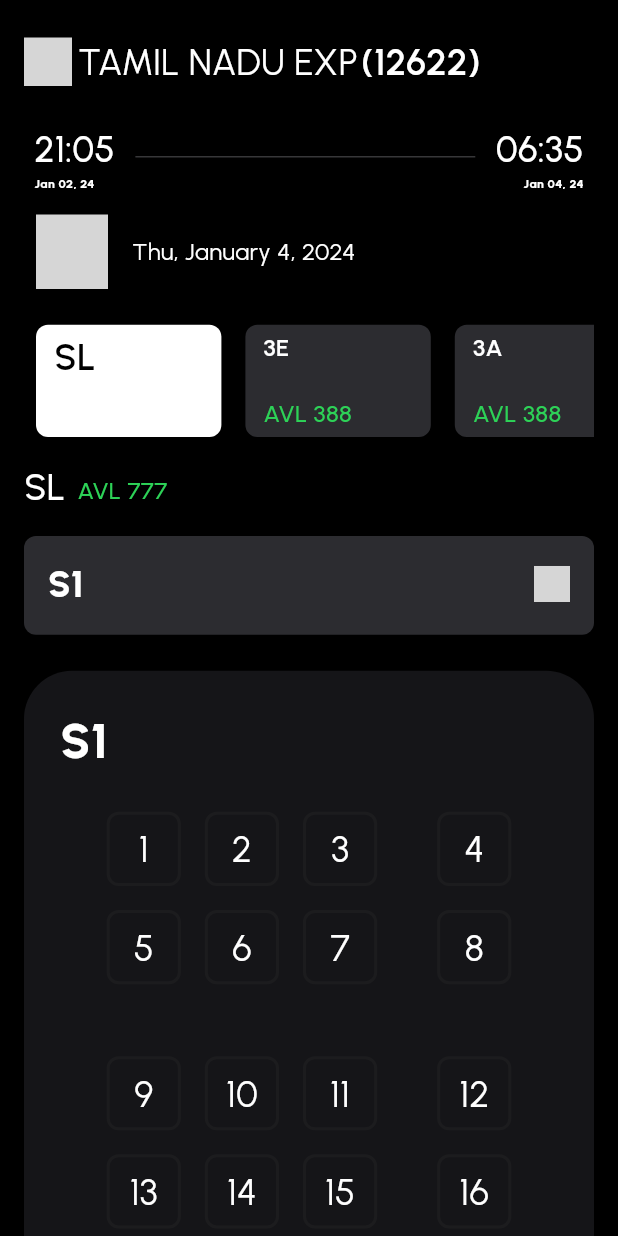
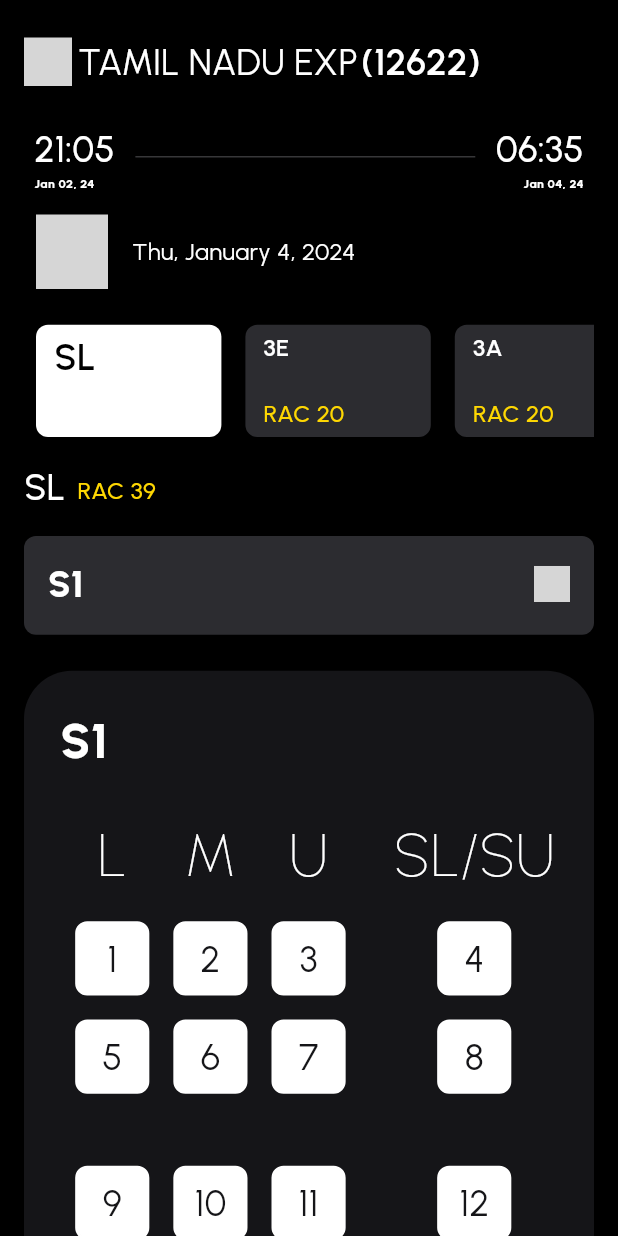
Before and after one commit to Sama-3l/BharatRail, a Flutter app: the screen it shows after launch, after a tap on "LOAD TRAINS", after a tap on "SL", on a phone screen of 412 x 824 dp. Run offline on Flutter 3.47's test engine with Material 3 defaults, Android fonts, the phone set to English and light mode, and no system bars; our stand-ins replace bloc, flutter_bloc; missing offline and left inert: iconify_flutter; statements that could not run were skipped; grey boxes are pictures that could not be loaded.

Commit message:
Added randomized booked tickets

```diff
--- /dev/null
+++ b/lib/business_logic/cubits/cubit/ticket_selected_cubit.dart
@@ -0,0 +1,9 @@
+import 'package:bloc/bloc.dart';
+
+part 'ticket_selected_state.dart';
+
+class TicketSelectedCubit extends Cubit<TicketSelectedState> {
+  TicketSelectedCubit() : super(TicketSelectedInitial());
+
+  onSelectingTicket() => emit(SelectTicketState());
+}
--- /dev/null
+++ b/lib/business_logic/cubits/cubit/ticket_selected_state.dart
@@ -0,0 +1,7 @@
+part of 'ticket_selected_cubit.dart';
+
+class TicketSelectedState {}
+
+class TicketSelectedInitial extends TicketSelectedState {}
+
+class SelectTicketState extends TicketSelectedState {}
--- a/lib/constants/constants.dart
+++ b/lib/constants/constants.dart
@@ -18,14 +18,16 @@
 
 // Each letter correspond to their index in the seats list in Seats object
 Map<int, String> seatTypeIndex = {
-  0 : "U",
+  0 : "L",
   1 : "M",
-  2 : "L",
+  2 : "U",
   3 : "SL/SU"
 };
 
 const int numberOfCompartmentsInBogey = 9;
+int totalNumberOfRows = 2 * numberOfCompartmentsInBogey;  //2 rows in each bogey
 
+const double fontSizeHeadingMedium = 40.0;
 const double fontSizeHeading = 32.0;
 const double fontSizeLarge = 24.0;
 const double fontSizeMedium = 16.0;
--- a/lib/functions/functions.dart
+++ b/lib/functions/functions.dart
@@ -1,4 +1,6 @@
 // ignore_for_file: use_build_context_synchronously
+
+import 'dart:math';
 
 import 'package:bharatrail/business_logic/cubits/ChangeDateCubit/change_date_cubit.dart';
 import 'package:bharatrail/business_logic/cubits/ClassUpdatedCubit/class_update_cubit_cubit.dart';
@@ -17,6 +19,7 @@
 import 'package:bharatrail/presentation/pages/buy_ticket.dart';
 import 'package:bharatrail/presentation/pages/city_select.dart';
 import 'package:bharatrail/presentation/widgets/ticket_block.dart';
+import 'package:bharatrail/presentation/widgets/ticket_class_head.dart';
 import 'package:flutter/material.dart';
 import 'package:flutter_bloc/flutter_bloc.dart';
 
@@ -67,6 +70,7 @@
             0 // WL - (This increases when AVAIL AND RAC ARE FINISHED)
           ],
           coaches: initiateCoaches(thisClass.key, thisClass.value)));
+      randomSeatAllocation(classes.last);
     }
     return classes;
   }
@@ -98,8 +102,9 @@
               dialogBackgroundColor: theme.surfaceElevated,
               colorScheme: ColorScheme.light(
                 primary: theme.surfaceGrey3, // header background color
-                onPrimary: theme.labelWhite, // header text color
                 onSurface: theme.labelWhite, // body text color
+                secondary: theme.labelWhite,
+                onSecondary: theme.labelWhite, // header text color
               ),
               textTheme: TextTheme(
                 headlineMedium:
@@ -124,7 +129,6 @@
   // OnChanged of DropDownMenus (city_select_widget.dart)
   void onCitySelection(
       BuildContext context, User user, String? newValue, bool depCity) {
-
     // Checks if the code is supposed to change the departing or arrival city
     // Then checks if the user is trying to set both the cities as same and avoids that
     if (depCity) {
@@ -171,26 +175,127 @@
   }
 
   // Loads the seats correctly (ticket_grid.dart)
-  Seats loadTicketLists(Seats seats, User user, DarkTheme theme) {
+  Seats loadTicketLists(
+      Seats seats, User user, DarkTheme theme, Coach currCoach) {
     seats.init(seats);
     List<bool> seatAvail = user.tickets[0].coach!.seats;
+    int numberOfSeatsInOneRow = allClasses[user.tickets[0].seatClass]!;
     int p = 0;
+
     while (p < seatAvail.length) {
-      seats.seats[p % allClasses[user.tickets[0].seatClass]!].add(
-          TicketGridItem(
-              index: p,
-              theme: theme,
-              padding: ((p / allClasses[user.tickets[0].seatClass]!) % 2)
-                              .floor() !=
-                          0 &&
-                      (p / allClasses[user.tickets[0].seatClass]!).floor() !=
-                          (2 * numberOfCompartmentsInBogey - 1)
-                  ? setPadding(left: 8, right: 8, bottom: 48)
-                  : setPadding(left: 8, right: 8, bottom: 16),
-              booked: false,
-              selected: seatAvail[p]));
+      int rowIndex = (p / numberOfSeatsInOneRow).floor();
+      int seatIndex = p % numberOfSeatsInOneRow;
+      if (numberOfSeatsInOneRow == 4) {
+        if (rowIndex == 0) {
+          seats.seats[seatIndex].add(TicketClassHeading(
+              seatNumber: seatTypeIndex[seatIndex]!, theme: theme));
+        }
+        seats.seats[seatIndex].add(TicketGridItem(
+            index: p,
+            theme: theme,
+            padding: ((p / numberOfSeatsInOneRow) % 2).floor() != 0 &&
+                    rowIndex != (2 * numberOfCompartmentsInBogey - 1)
+                ? setPadding(left: 8, right: 8, bottom: 48)
+                : setPadding(left: 8, right: 8, bottom: 16),
+            currCoach: currCoach));
+      } else if (numberOfSeatsInOneRow < 4) {
+        // Skips the middle berth for upper class tickets
+        if (rowIndex == 0) {
+          seats.seats[seatIndex < 1 ? seatIndex : (seatIndex) + 1].add(
+              TicketClassHeading(
+                  seatNumber: seatTypeIndex[
+                      seatIndex < 1 ? seatIndex : (seatIndex) + 1]!,
+                  theme: theme));
+        }
+        seats.seats[seatIndex < 1 ? seatIndex : (seatIndex) + 1].add(
+            TicketGridItem(
+                index: p,
+                theme: theme,
+                padding: checkCondition(
+                    ((p / numberOfSeatsInOneRow) % 2).floor() != 0 &&
+                        rowIndex != totalNumberOfRows - 1,
+                    setPadding(left: 8, right: 8, bottom: 48),
+                    setPadding(left: 8, right: 8, bottom: 16)),
+                currCoach: currCoach));
+      }
       p++;
     }
     return seats;
   }
+
+  dynamic checkCondition(bool cond, dynamic defaultItem, dynamic toggleItem) {
+    return cond ? defaultItem : toggleItem;
+  }
+
+  // Randomly Allocates whether a class should be
+  // Avail, RAC or Waiting List                   (initiateClasses())
+  void randomSeatAllocation(Class currClass) {
+    double random = Random().nextDouble();
+    if (random < 0.3) {
+      setRAC(currClass);
+    } else if (random < 0.6) {
+      setWL(currClass);
+    } else {
+      setAvail(currClass);
+    }
+  }
+
+  // Sets the class to be RAC (randomSeatAllocation())
+  void setRAC(Class currClass) {
+    int notAvail = 0;
+    for (var coach in currClass.coaches) {
+      notAvail += (coach.seats.length * 0.95).floor();
+      coach.seats =
+          selectAndSetTrue(coach.seats, (coach.seats.length * 0.95).floor());
+    }
+    currClass.metrics[1] =
+        notAvail - currClass.metrics[0]; // Sets the number of RAC tickets
+    currClass.metrics[0] = 0; // Sets Avail to 0
+  }
+
+  // Sets the class to be Waiting List (randomSeatAllocation())
+  void setWL(Class currClass) {
+    for (var coach in currClass.coaches) {
+      coach.seats = coach.seats.map((x) => !x).toList();
+    }
+    currClass.metrics[0] = 0; // Sets Avail to 0
+    currClass.metrics[1] = 0;
+    currClass.metrics[2] = Random().nextInt(150);
+  }
+
+  // Sets the class to have available tickets (randomSeatAllocation())
+  void setAvail(Class currClass) {
+    int notAvail = 0;
+    for (var coach in currClass.coaches) {
+      int seatsBookedInCurrentCoach =
+          Random().nextInt((coach.seats.length * 0.9).floor());
+      notAvail += seatsBookedInCurrentCoach;
+      coach.seats = selectAndSetTrue(coach.seats, seatsBookedInCurrentCoach);
+    }
+    currClass.metrics[0] = notAvail;
+  }
+
+  // Randomly selects n seats and set them to be booked
+  List<bool> selectAndSetTrue(List<bool> boolList, int n) {
+    if (n > boolList.length) {
+      throw ArgumentError(
+          "Invalid input: n must be less than or equal to the length of the bool list");
+    }
+
+    List<bool> result =
+        List.from(boolList); // Create a copy of the original list
+
+    Random random = Random();
+    for (int i = 0; i < n; i++) {
+      int randomIndex;
+      do {
+        randomIndex = random.nextInt(result.length);
+      } while (result[
+          randomIndex]); // Continue generating until a false value is found
+
+      result[randomIndex] = true; // Set the selected index to true
+    }
+
+    return result;
+  }
 }
--- a/lib/functions/widgetGenerator.dart
+++ b/lib/functions/widgetGenerator.dart
@@ -73,7 +73,7 @@
   // Children widgets for buy tickets page since I needed to
   // Add dynamic number of children to the listview
   // I had to create a seperate function for the same.
-  // I haven't found a more efficient way to do this
+  // I haven't found a more efficient way to do this ()
   List<Widget> loadBuyTicketsListView(User user, Train train, DarkTheme theme) {
     List<Widget> children = [];
     children.add(BuyTicketsHeader(user: user, train: train, theme: theme));
@@ -137,13 +137,10 @@
     return children;
   }
 
+  // The grid is basically 4 rows with Column widgets. ()
   Widget loadSeatGrid(
       DarkTheme theme, User user, Seats seats, Coach currCoach) {
     List<Widget> children = [];
-    int numberOfRows = seats.seats.length -
-        seats.seats.where((element) {
-          return element.isEmpty;
-        }).length;
     for (int i = 0; i < seats.seats.length; i++) {
       if (seats.seats[i].isNotEmpty) {
         children.add(i == 2
--- a/lib/main.dart
+++ b/lib/main.dart
@@ -4,6 +4,7 @@
 import 'package:bharatrail/business_logic/cubits/ClassUpdatedCubit/class_update_cubit_cubit.dart';
 import 'package:bharatrail/business_logic/cubits/ExchangeCityCubit/exchange_city_cubit.dart';
 import 'package:bharatrail/business_logic/cubits/TrainUpdatedCubit/train_updated_cubit.dart';
+import 'package:bharatrail/business_logic/cubits/cubit/ticket_selected_cubit.dart';
 import 'package:bharatrail/constants/colors.dart';
 import 'package:bharatrail/presentation/pages/splash_screen.dart';
 import 'package:flutter/material.dart';
@@ -23,6 +24,7 @@
           BlocProvider(create: (context) => ChangeDateCubit()),
           BlocProvider(create: (context) => TrainUpdatedCubit()),
           BlocProvider(create: (context) => ClassUpdateCubit()),
+          BlocProvider(create: (context) => TicketSelectedCubit())
         ],
         child: MaterialApp(
             title: 'Flutter Demo',
--- a/lib/presentation/widgets/ticket_block.dart
+++ b/lib/presentation/widgets/ticket_block.dart
@@ -1,9 +1,12 @@
 // ignore_for_file: must_be_immutable
 
+import 'package:bharatrail/business_logic/cubits/cubit/ticket_selected_cubit.dart';
 import 'package:bharatrail/constants/colors.dart';
 import 'package:bharatrail/constants/constants.dart';
+import 'package:bharatrail/data/models/coach.dart';
 import 'package:bharatrail/functions/const_functions.dart';
 import 'package:flutter/material.dart';
+import 'package:flutter_bloc/flutter_bloc.dart';
 
 class TicketGridItem extends StatelessWidget {
   TicketGridItem(
@@ -11,29 +14,48 @@
       required this.index,
       required this.theme,
       required this.padding,
-      required this.booked,
-      required this.selected});
+      required this.currCoach});
 
   final int index;
   final DarkTheme theme;
   final EdgeInsets padding;
-  bool booked;
-  bool selected;
+  Coach currCoach;
 
   @override
   Widget build(BuildContext context) {
+    return BlocBuilder<TicketSelectedCubit, TicketSelectedState>(
+      builder: (context, state) {
         return Padding(
           padding: padding,
+          child: GestureDetector(
+            onTap: () {
+              currCoach.seats[index] = !currCoach.seats[index];
+              BlocProvider.of<TicketSelectedCubit>(context).onSelectingTicket();
+            },
             child: Container(
                 height: MediaQuery.of(context).size.height * 0.06,
                 width: MediaQuery.of(context).size.height * 0.06,
                 decoration: BoxDecoration(
-              border: Border.all(color: theme.surfaceGrey3, width: 2),
+                    color: currCoach.seats[index]
+                        ? theme.labelWhite
+                        : Colors.transparent,
+                    border: Border.all(
+                        color: currCoach.seats[index]
+                            ? theme.labelWhite
+                            : theme.surfaceGrey3,
+                        width: 2),
                     borderRadius: BorderRadius.circular(8)),
                 child: Center(
-            child: Text("${index+1}",
-                style: urbanist(theme.labelWhite, fontsize: fontSizeLarge)),
+                  child: Text("${index + 1}",
+                      style: urbanist(
+                          currCoach.seats[index]
+                              ? theme.surfaceElevated
+                              : theme.labelWhite,
+                          fontsize: fontSizeLarge)),
                 )),
+          ),
+        );
+      },
     );
   }
 }
--- /dev/null
+++ b/lib/presentation/widgets/ticket_class_head.dart
@@ -0,0 +1,22 @@
+import 'package:bharatrail/constants/colors.dart';
+import 'package:bharatrail/constants/constants.dart';
+import 'package:bharatrail/functions/const_functions.dart';
+import 'package:flutter/material.dart';
+
+class TicketClassHeading extends StatelessWidget {
+  const TicketClassHeading(
+      {super.key, required this.seatNumber, required this.theme});
+
+  final String seatNumber;
+  final DarkTheme theme;
+
+  @override
+  Widget build(BuildContext context) {
+    return Padding(
+      padding: setPadding(bottom: 16, left: 0, right: 0),
+      child: Text(seatNumber,
+          style: urbanist(theme.labelWhite,
+              fontsize: fontSizeHeadingMedium, weight: FontWeight.w100)),
+    );
+  }
+}
--- a/lib/presentation/widgets/ticket_grid.dart
+++ b/lib/presentation/widgets/ticket_grid.dart
@@ -56,7 +56,7 @@
                   child: wg.loadSeatGrid(
                       widget.theme,
                       widget.user,
-                      func.loadTicketLists(allSeats, widget.user, widget.theme),
+                      func.loadTicketLists(allSeats, widget.user, widget.theme, widget.currCoach),
                       widget.currCoach),
                 )
               ],
```
Lines whose indentation alone changed are shown as unchanged.
